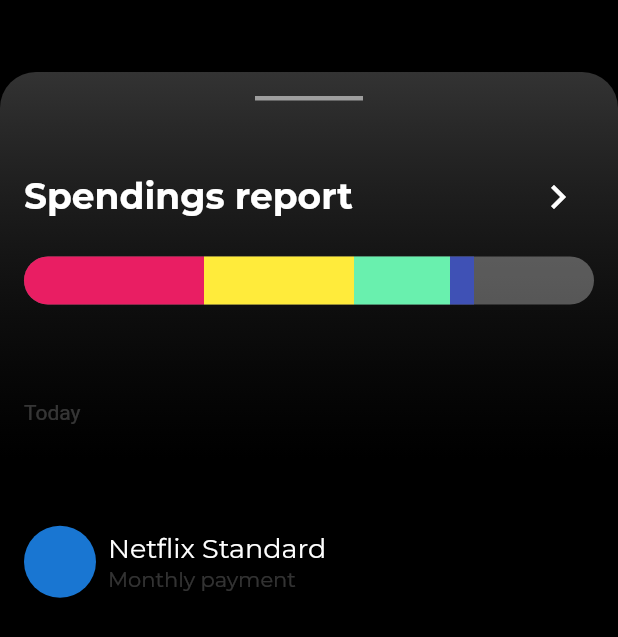
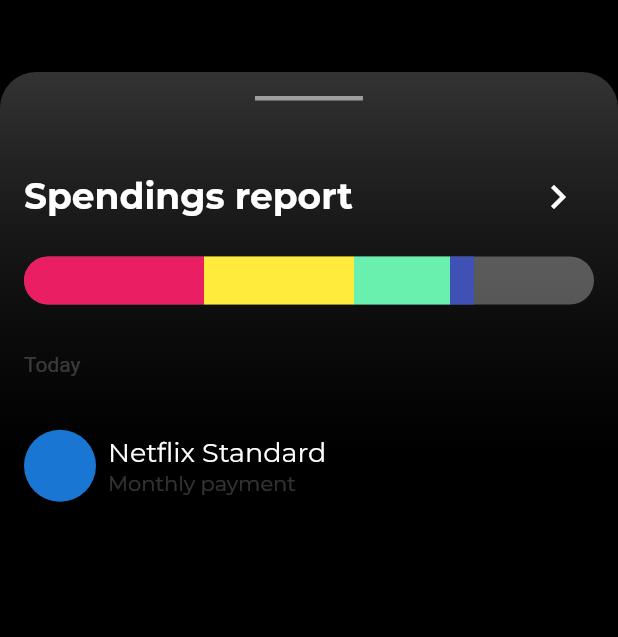
Before and after one commit to JAICHANGPARK/flutter_notebook_8th_story, a Flutter app: the screen it shows after launch, on a phone screen of 412 x 824 dp. Shown: the top 637 px of the screen. Run offline on Flutter 3.47's test engine with Material 2 defaults, Android fonts, the phone set to English and light mode, and no system bars; our stand-ins replace badges, flutter_hooks, google_fonts, hooks_riverpod, state_notifier.

Commit message:
Update bank_main_page.dart

```diff
--- a/lib/ep594_banking_app/bank_main_page.dart
+++ b/lib/ep594_banking_app/bank_main_page.dart
@@ -104,7 +104,6 @@ class _BankMainPageState extends State<BankMainPage> {
                             ],
                           ),
                         ),
-                        SizedBox(height: 32,),
                         Padding(
                           padding: const EdgeInsets.symmetric(vertical: 32),
                           child: Text(
@@ -112,7 +111,6 @@ class _BankMainPageState extends State<BankMainPage> {
                             style: TextStyle(color: Colors.white.withOpacity(0.2)),
                           ),
                         ),
-                        SizedBox(height: 32,),
                         Row(
                           children: [
                             CircleAvatar(
```
